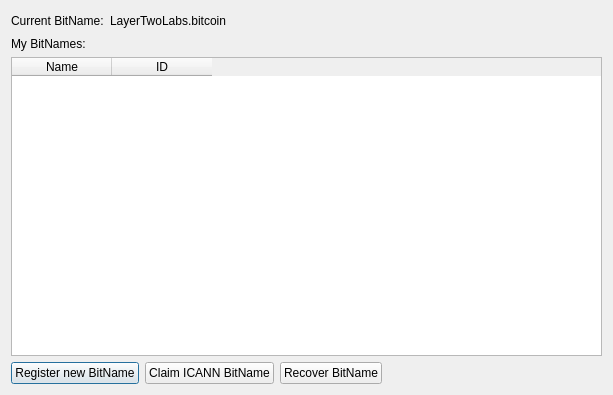
This is src/qt/forms/switchbitnamesdialog.ui in Ash-L2L/sidechains as Qt 5 draws it before an edit. The edited form follows.
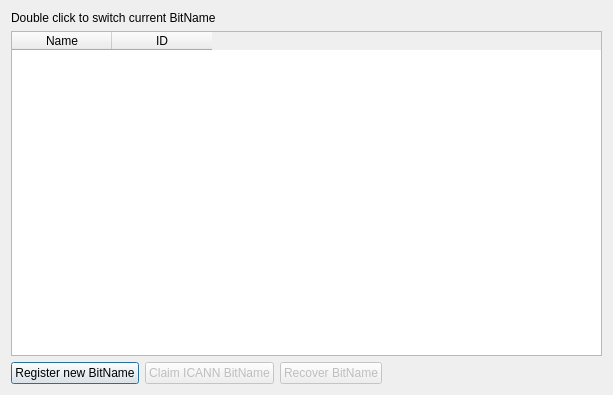
This is the edited form.

```diff
--- a/src/qt/forms/switchbitnamesdialog.ui
+++ b/src/qt/forms/switchbitnamesdialog.ui
@@ -14,41 +14,10 @@
    <string>Change BitName</string>
   </property>
   <layout class="QVBoxLayout" name="verticalLayout">
-   <item>
-    <layout class="QHBoxLayout" name="horizontalLayout">
-     <item>
-      <widget class="QLabel" name="label">
-       <property name="text">
-        <string>Current BitName:</string>
-       </property>
-      </widget>
-     </item>
-     <item>
-      <widget class="QLabel" name="label_2">
-       <property name="text">
-        <string>LayerTwoLabs.bitcoin</string>
-       </property>
-      </widget>
-     </item>
-     <item>
-      <spacer name="horizontalSpacer_2">
-       <property name="orientation">
-        <enum>Qt::Horizontal</enum>
-       </property>
-       <property name="sizeHint" stdset="0">
-        <size>
-         <width>40</width>
-         <height>20</height>
-        </size>
-       </property>
-      </spacer>
-     </item>
-    </layout>
-   </item>
    <item>
     <widget class="QLabel" name="label_3">
      <property name="text">
-      <string>My BitNames:</string>
+      <string>Double click to switch current BitName</string>
      </property>
     </widget>
    </item>
@@ -77,6 +46,9 @@
      </item>
      <item>
       <widget class="QPushButton" name="pushButtonClaim">
+       <property name="enabled">
+        <bool>false</bool>
+       </property>
        <property name="text">
         <string>Claim ICANN BitName</string>
        </property>
@@ -84,6 +56,9 @@
      </item>
      <item>
       <widget class="QPushButton" name="pushButtonRecover">
+       <property name="enabled">
+        <bool>false</bool>
+       </property>
        <property name="text">
         <string>Recover BitName</string>
        </property>
```
Left out of the diff: 6 changed lines with no effect on the pictures.
